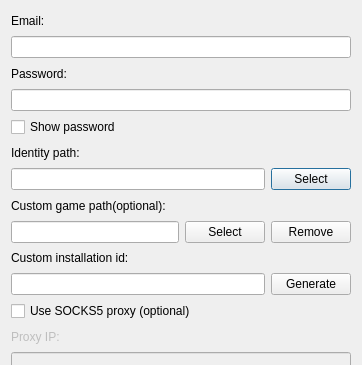
Old version of the form Launcher/src/gui/addaccountdialog.ui in the repository hatz2/GflessClient; both pictures show x 0 to 362 and y 0 to 365 of the 362 by 572 pixel window.
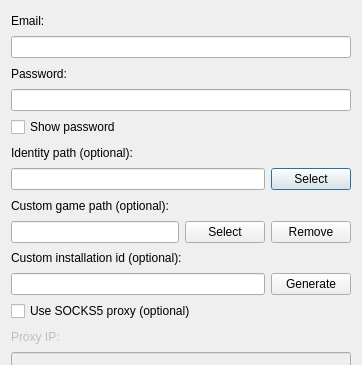
New version of the form.

Commit message: Added "optional" text to optional fields

```diff
--- a/Launcher/src/gui/addaccountdialog.ui
+++ b/Launcher/src/gui/addaccountdialog.ui
@@ -48,7 +48,7 @@
    <item>
     <widget class="QLabel" name="label_3">
      <property name="text">
-      <string>Identity path:</string>
+      <string>Identity path (optional):</string>
      </property>
     </widget>
    </item>
@@ -73,7 +73,7 @@
    <item>
     <widget class="QLabel" name="label_4">
      <property name="text">
-      <string>Custom game path(optional):</string>
+      <string>Custom game path (optional):</string>
      </property>
     </widget>
    </item>
@@ -105,7 +105,7 @@
    <item>
     <widget class="QLabel" name="label_5">
      <property name="text">
-      <string>Custom installation id:</string>
+      <string>Custom installation id (optional):</string>
      </property>
     </widget>
    </item>
```
Left out of the diff: 2 changed lines with no effect on the pictures.
